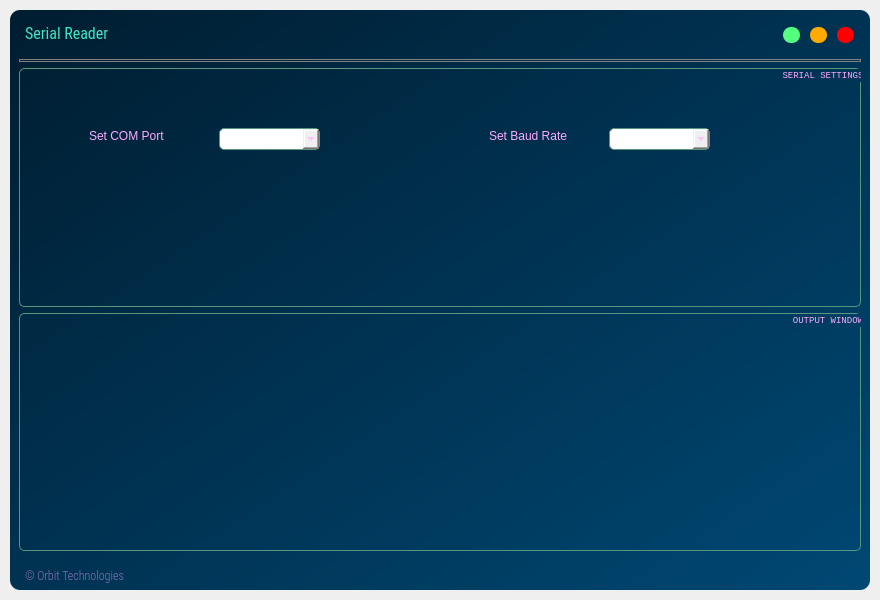
This is ui_serial.ui in oron-sinaa/serial-input-gui as Qt 5 draws it before an edit. The edited form follows.
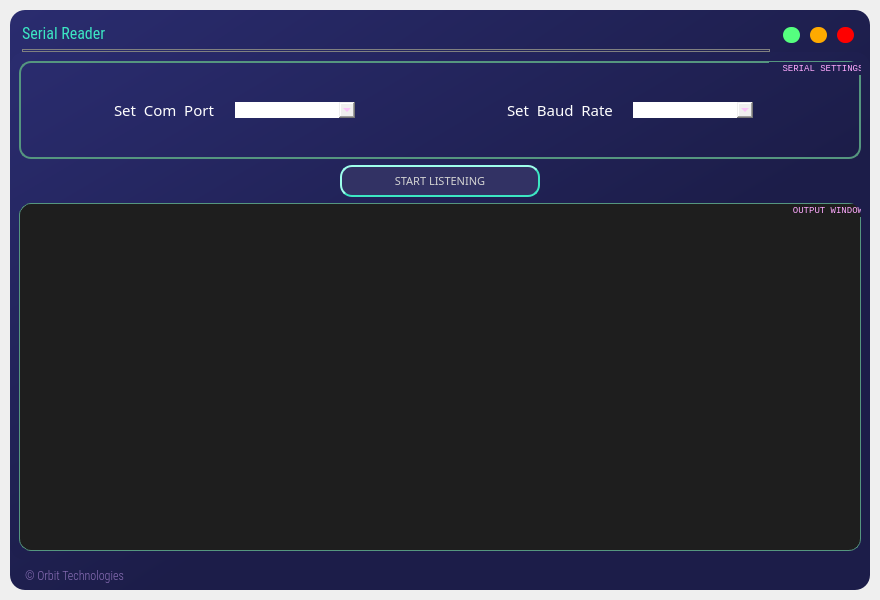
This is the edited form. Icons and pictures are not drawn.

Diff of the .ui file:
```diff
--- a/ui_serial.ui
+++ b/ui_serial.ui
@@ -40,8 +40,8 @@
     <item>
      <widget class="QFrame" name="drop_shadow_frame">
       <property name="styleSheet">
-       <string notr="true">background-color: qlineargradient(spread:pad, x1:0, y1:0, x2:1, y2:1, stop:0 rgba(0, 29, 48, 255), stop:1 rgba(0, 72, 116, 255));
-border-radius:10px;</string>
+       <string notr="true">background-color: qlineargradient(spread:pad, x1:0, y1:0, x2:1, y2:1, stop:0 rgba(42, 44, 111, 255), stop:0.583916 rgba(28, 29, 73, 255));
+border-radius:15px;</string>
       </property>
       <property name="frameShape">
        <enum>QFrame::NoFrame</enum>
@@ -70,9 +70,14 @@
          <property name="maximumSize">
           <size>
            <width>16777215</width>
-           <height>40</height>
+           <height>45</height>
           </size>
          </property>
+         <property name="font">
+          <font>
+           <stylestrategy>PreferAntialias</stylestrategy>
+          </font>
+         </property>
          <property name="styleSheet">
           <string notr="true">background-color:none</string>
          </property>
@@ -106,12 +111,12 @@
             <property name="frameShadow">
              <enum>QFrame::Raised</enum>
             </property>
-            <layout class="QHBoxLayout" name="horizontalLayout_2">
+            <layout class="QVBoxLayout" name="verticalLayout_5">
              <property name="spacing">
               <number>0</number>
              </property>
              <property name="leftMargin">
-              <number>15</number>
+              <number>12</number>
              </property>
              <property name="topMargin">
               <number>0</number>
@@ -128,6 +133,7 @@
                 <font>
                  <family>Roboto Condensed</family>
                  <pointsize>12</pointsize>
+                 <stylestrategy>PreferAntialias</stylestrategy>
                 </font>
                </property>
                <property name="styleSheet">
@@ -138,6 +144,16 @@
                </property>
               </widget>
              </item>
+             <item>
+              <widget class="Line" name="line">
+               <property name="styleSheet">
+                <string notr="true">border: 1px solid grey;</string>
+               </property>
+               <property name="orientation">
+                <enum>Qt::Horizontal</enum>
+               </property>
+              </widget>
+             </item>
             </layout>
            </widget>
           </item>
@@ -267,7 +283,7 @@
        <item>
         <widget class="QFrame" name="content_bar">
          <property name="styleSheet">
-          <string notr="true">background-color:none</string>
+          <string notr="true"/>
          </property>
          <property name="frameShape">
           <enum>QFrame::StyledPanel</enum>
@@ -276,18 +292,14 @@
           <enum>QFrame::Raised</enum>
          </property>
          <layout class="QVBoxLayout" name="verticalLayout_3">
-          <item>
-           <widget class="Line" name="line">
-            <property name="styleSheet">
-             <string notr="true">border: 1px solid grey;</string>
-            </property>
-            <property name="orientation">
-             <enum>Qt::Horizontal</enum>
-            </property>
-           </widget>
-          </item>
           <item>
            <widget class="QGroupBox" name="group_serial_settings">
+            <property name="maximumSize">
+             <size>
+              <width>16777215</width>
+              <height>125</height>
+             </size>
+            </property>
             <property name="font">
              <font>
               <family>Lucida Console</family>
@@ -298,8 +310,10 @@
              </font>
             </property>
             <property name="styleSheet">
-             <string notr="true">border: 1px solid rgb(85, 150, 127); ; color: rgb(255, 170, 255);
-border-radius:5px;
+             <string notr="true">border: 2px solid rgb(85, 150, 127);
+color: rgb(255, 170, 255);
+border-radius:12px;
+background-color: none;
 </string>
             </property>
             <property name="title">
@@ -308,62 +322,236 @@
             <property name="alignment">
              <set>Qt::AlignRight|Qt::AlignTop|Qt::AlignTrailing</set>
             </property>
-            <widget class="QLabel" name="com_port">
-             <property name="geometry">
-              <rect>
-               <x>70</x>
-               <y>60</y>
-               <width>121</width>
-               <height>16</height>
-              </rect>
+            <layout class="QVBoxLayout" name="verticalLayout_4">
+             <property name="leftMargin">
+              <number>20</number>
              </property>
-             <property name="styleSheet">
-              <string notr="true">border: none</string>
+             <property name="topMargin">
+              <number>20</number>
              </property>
-             <property name="text">
-              <string>Set COM Port</string>
+             <property name="rightMargin">
+              <number>20</number>
              </property>
-            </widget>
-            <widget class="QLabel" name="baud_rate">
-             <property name="geometry">
-              <rect>
-               <x>470</x>
-               <y>60</y>
-               <width>131</width>
-               <height>16</height>
-              </rect>
+             <property name="bottomMargin">
+              <number>20</number>
              </property>
-             <property name="styleSheet">
-              <string notr="true">border: none</string>
+             <item>
+              <widget class="QFrame" name="frame_for_settings">
+               <property name="maximumSize">
+                <size>
+                 <width>16777215</width>
+                 <height>500</height>
+                </size>
+               </property>
+               <property name="styleSheet">
+                <string notr="true">border:none; border-radius: 20px;background-color: none</string>
+               </property>
+               <property name="frameShape">
+                <enum>QFrame::StyledPanel</enum>
+               </property>
+               <property name="frameShadow">
+                <enum>QFrame::Raised</enum>
+               </property>
+               <layout class="QHBoxLayout" name="horizontalLayout_2">
+                <property name="spacing">
+                 <number>7</number>
+                </property>
+                <item alignment="Qt::AlignHCenter">
+                 <widget class="QFrame" name="frame_com">
+                  <property name="styleSheet">
+                   <string notr="true">background-color:none</string>
+                  </property>
+                  <property name="frameShape">
+                   <enum>QFrame::StyledPanel</enum>
+                  </property>
+                  <property name="frameShadow">
+                   <enum>QFrame::Raised</enum>
+                  </property>
+                  <layout class="QHBoxLayout" name="horizontalLayout_5">
+                   <property name="spacing">
+                    <number>20</number>
+                   </property>
+                   <property name="rightMargin">
+                    <number>25</number>
+                   </property>
+                   <item>
+                    <widget class="QLabel" name="label_com_port">
+                     <property name="font">
+                      <font>
+                       <family>Dosis Light</family>
+                       <pointsize>11</pointsize>
+                       <weight>50</weight>
+                       <bold>false</bold>
+                      </font>
+                     </property>
+                     <property name="styleSheet">
+                      <string notr="true">color: white</string>
+                     </property>
+                     <property name="text">
+                      <string>Set  Com  Port</string>
+                     </property>
+                    </widget>
+                   </item>
+                   <item>
+                    <widget class="QComboBox" name="combo_com_port">
+                     <property name="minimumSize">
+                      <size>
+                       <width>120</width>
+                       <height>0</height>
+                      </size>
+                     </property>
+                    </widget>
+                   </item>
+                  </layout>
+                 </widget>
+                </item>
+                <item alignment="Qt::AlignHCenter">
+                 <widget class="QFrame" name="frame_baud">
+                  <property name="styleSheet">
+                   <string notr="true">background-color:none</string>
+                  </property>
+                  <property name="frameShape">
+                   <enum>QFrame::StyledPanel</enum>
+                  </property>
+                  <property name="frameShadow">
+                   <enum>QFrame::Raised</enum>
+                  </property>
+                  <layout class="QHBoxLayout" name="horizontalLayout_6">
+                   <property name="spacing">
+                    <number>20</number>
+                   </property>
+                   <property name="rightMargin">
+                    <number>25</number>
+                   </property>
+                   <item>
+                    <widget class="QLabel" name="label_com_port_2">
+                     <property name="font">
+                      <font>
+                       <family>Dosis Light</family>
+                       <pointsize>11</pointsize>
+                       <weight>50</weight>
+                       <bold>false</bold>
+                      </font>
+                     </property>
+                     <property name="styleSheet">
+                      <string notr="true">background-color:none; color: white;</string>
+                     </property>
+                     <property name="text">
+                      <string>Set  Baud  Rate</string>
+                     </property>
+                    </widget>
+                   </item>
+                   <item>
+                    <widget class="QComboBox" name="combo_com_port_2">
+                     <property name="minimumSize">
+                      <size>
+                       <width>120</width>
+                       <height>0</height>
+                      </size>
+                     </property>
+                    </widget>
+                   </item>
+                  </layout>
+                 </widget>
+                </item>
+               </layout>
+              </widget>
+             </item>
+            </layout>
+           </widget>
+          </item>
+          <item>
+           <widget class="QFrame" name="button_frame">
+            <property name="maximumSize">
+             <size>
+              <width>16777215</width>
+              <height>40</height>
+             </size>
+            </property>
+            <property name="styleSheet">
+             <string notr="true">background:none</string>
+            </property>
+            <property name="frameShape">
+             <enum>QFrame::StyledPanel</enum>
+            </property>
+            <property name="frameShadow">
+             <enum>QFrame::Raised</enum>
+            </property>
+            <layout class="QHBoxLayout" name="horizontalLayout_7">
+             <property name="spacing">
+              <number>10</number>
              </property>
-             <property name="text">
-              <string>Set Baud Rate</string>
+             <property name="leftMargin">
+              <number>50</number>
              </property>
-            </widget>
-            <widget class="QComboBox" name="comboBox">
-             <property name="geometry">
-              <rect>
-               <x>200</x>
-               <y>60</y>
-               <width>101</width>
-               <height>22</height>
-              </rect>
+             <property name="topMargin">
+              <number>0</number>
              </property>
-            </widget>
-            <widget class="QComboBox" name="comboBox_2">
-             <property name="geometry">
-              <rect>
-               <x>590</x>
-               <y>60</y>
-               <width>101</width>
-               <height>22</height>
-              </rect>
+             <property name="rightMargin">
+              <number>50</number>
              </property>
-            </widget>
+             <property name="bottomMargin">
+              <number>0</number>
+             </property>
+             <item>
+              <widget class="QFrame" name="dummy_frame_2">
+               <property name="frameShape">
+                <enum>QFrame::StyledPanel</enum>
+               </property>
+               <property name="frameShadow">
+                <enum>QFrame::Raised</enum>
+               </property>
+              </widget>
+             </item>
+             <item>
+              <widget class="QPushButton" name="start_stop_button">
+               <property name="maximumSize">
+                <size>
+                 <width>200</width>
+                 <height>16777215</height>
+                </size>
+               </property>
+               <property name="font">
+                <font>
+                 <family>Bahnschrift SemiBold</family>
+                 <pointsize>8</pointsize>
+                </font>
+               </property>
+               <property name="styleSheet">
+                <string notr="true">border-color: rgb(60, 231, 195);
+border-style: outset;
+color:lightgrey;
+border-width:2px;
+border-radius: 12px;
+background-color: rgb(50, 50, 100);
+padding: 6px;</string>
+               </property>
+               <property name="text">
+                <string>START LISTENING</string>
+               </property>
+              </widget>
+             </item>
+             <item>
+              <widget class="QFrame" name="dummy_frame">
+               <property name="frameShape">
+                <enum>QFrame::StyledPanel</enum>
+               </property>
+               <property name="frameShadow">
+                <enum>QFrame::Raised</enum>
+               </property>
+              </widget>
+             </item>
+            </layout>
            </widget>
           </item>
           <item>
            <widget class="QGroupBox" name="group_output">
+            <property name="maximumSize">
+             <size>
+              <width>16777215</width>
+              <height>400</height>
+             </size>
+            </property>
             <property name="font">
              <font>
               <family>Lucida Console</family>
@@ -374,7 +562,8 @@
              </font>
             </property>
             <property name="styleSheet">
-             <string notr="true">border: 1px solid rgb(85, 150, 127); ; color: rgb(255, 170, 255);border-radius:5px;</string>
+             <string notr="true">border: 1px solid rgb(85, 150, 127); ; color: rgb(255, 170, 255);border-radius:12px;
+background-color: rgb(30, 30, 30);</string>
             </property>
             <property name="title">
              <string>  OUTPUT WINDOW  </string>
@@ -388,6 +577,34 @@
             <property name="checkable">
              <bool>false</bool>
             </property>
+            <layout class="QVBoxLayout" name="verticalLayout_6">
+             <property name="leftMargin">
+              <number>15</number>
+             </property>
+             <property name="topMargin">
+              <number>15</number>
+             </property>
+             <property name="rightMargin">
+              <number>15</number>
+             </property>
+             <property name="bottomMargin">
+              <number>15</number>
+             </property>
+             <item>
+              <widget class="QTextBrowser" name="console_output">
+               <property name="styleSheet">
+                <string notr="true">border: none;</string>
+               </property>
+               <property name="html">
+                <string>&lt;!DOCTYPE HTML PUBLIC &quot;-//W3C//DTD HTML 4.0//EN&quot; &quot;http://www.w3.org/TR/REC-html40/strict.dtd&quot;&gt;
+&lt;html&gt;&lt;head&gt;&lt;meta name=&quot;qrichtext&quot; content=&quot;1&quot; /&gt;&lt;style type=&quot;text/css&quot;&gt;
+p, li { white-space: pre-wrap; }
+&lt;/style&gt;&lt;/head&gt;&lt;body style=&quot; font-family:'MS Shell Dlg 2'; font-size:7.8pt; font-weight:400; font-style:normal;&quot;&gt;
+&lt;p style=&quot;-qt-paragraph-type:empty; margin-top:0px; margin-bottom:0px; margin-left:0px; margin-right:0px; -qt-block-indent:0; text-indent:0px;&quot;&gt;&lt;br /&gt;&lt;/p&gt;&lt;/body&gt;&lt;/html&gt;</string>
+               </property>
+              </widget>
+             </item>
+            </layout>
            </widget>
           </item>
          </layout>
```
Left out of the diff: 4 changed lines with no effect on the pictures.
